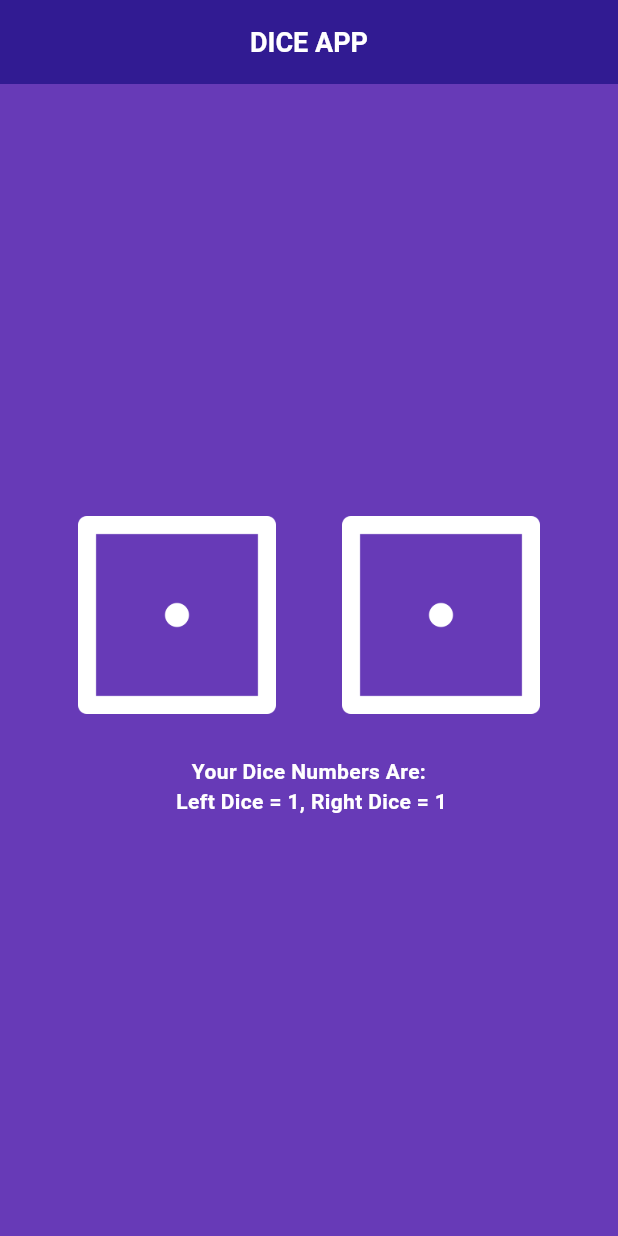
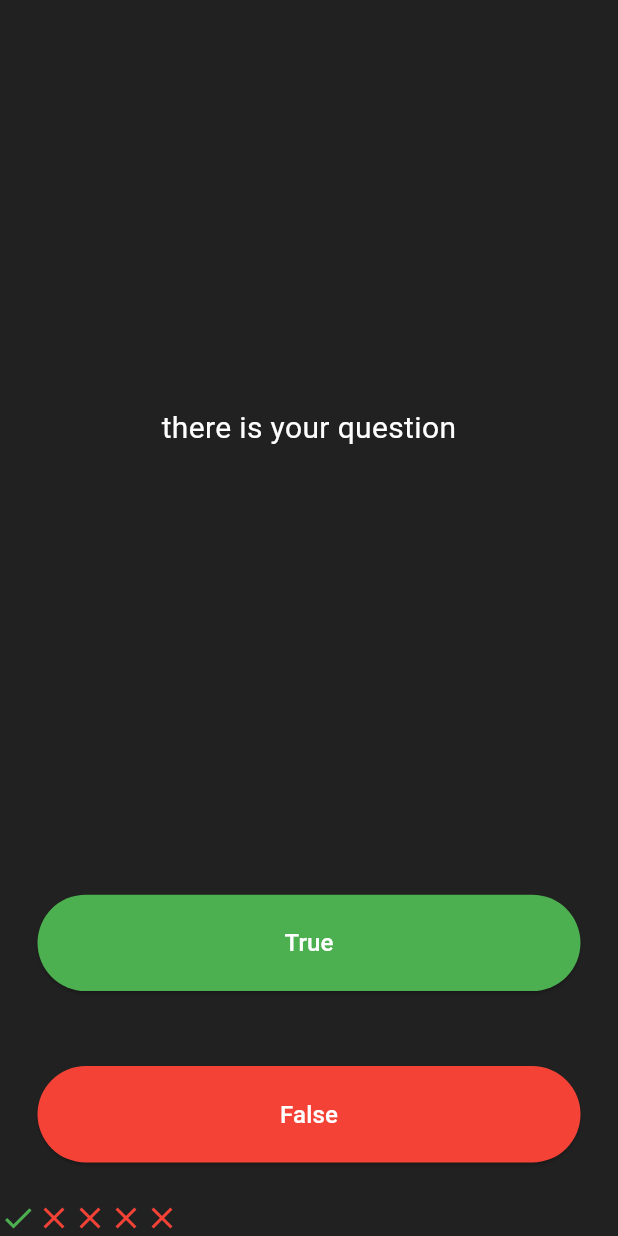
Before and after one commit to Meraj-Uddin-Malik/Flutter_Learning_Apps, a Flutter app: the screen it shows after launch, on a phone screen of 412 x 824 dp. Run offline on Flutter 3.47's test engine with Material 3 defaults, Android fonts, the phone set to English and light mode, and no system bars; our stand-ins replace audioplayers; Roboto replaces fonts that are missing (Sans Code Pro).

Commit message:
Updated Code

```diff
--- /dev/null
+++ b/lib/Quizzler App/quizzler_screen.dart
@@ -0,0 +1,78 @@
+import 'package:flutter/material.dart';
+
+class QuizzlerScreen extends StatefulWidget {
+  const QuizzlerScreen({super.key});
+
+  @override
+  State<QuizzlerScreen> createState() => _QuizzlerScreenState();
+}
+
+class _QuizzlerScreenState extends State<QuizzlerScreen> {
+
+  List <Icon> scoreKeeper = [
+    Icon(Icons.check, color: Colors.green,),
+    Icon(Icons.close, color: Colors.red,),
+    Icon(Icons.close, color: Colors.red,),
+    Icon(Icons.close, color: Colors.red,),
+    Icon(Icons.close, color: Colors.red,),
+  ];
+
+  @override
+  Widget build(BuildContext context) {
+    return Scaffold(
+      backgroundColor: Colors.grey.shade900,
+      body: SafeArea(
+          child: Column(
+            mainAxisAlignment: MainAxisAlignment.spaceBetween,
+        crossAxisAlignment: CrossAxisAlignment.stretch,
+        children: [
+          Expanded(
+              flex: 5,
+              child: Padding(
+                padding: const EdgeInsets.all(26.0),
+                child: Center(
+                  child: Text(
+                    "there is your question",
+                    textAlign: TextAlign.center,
+                    style: TextStyle(
+                      color: Colors.white,
+                      fontSize: 20.0
+                    ),
+                  ),
+                ),
+              )),
+          Expanded(
+              child: Padding(
+                padding: const EdgeInsets.all(25.0),
+                child: ElevatedButton(
+                    onPressed: () {},
+                    style: ElevatedButton.styleFrom(
+                      backgroundColor: Colors.green
+                    ),
+                    child: Text(
+                      "True", style: TextStyle(color: Colors.white, fontSize: 16),
+                    )),
+              )),
+          Expanded(
+              child: Padding(
+                padding: const EdgeInsets.all(25.0),
+                child: ElevatedButton(onPressed: () {
+                  setState(() {
+                    scoreKeeper.add(Icon(Icons.close, color: Colors.red,));
+                  });
+                },style: ElevatedButton.styleFrom(
+                  backgroundColor: Colors.red
+                ),
+                    child: Text("False",style: TextStyle(
+                      color: Colors.white,
+                      fontSize: 16
+                    ),)),
+              )),
+          Row(
+            children: scoreKeeper
+          ),
+        ],
+      )),
+    );
+  }
+}
--- a/lib/main.dart
+++ b/lib/main.dart
@@ -1,5 +1,5 @@
 import 'package:flutter/material.dart';
-import 'package:flutter_learning/Dice%20App/dice_app_screen.dart';
+import 'package:flutter_learning/Quizzler%20App/quizzler_screen.dart';
 
 void main() {
   runApp(const MyApp());
@@ -13,7 +13,7 @@ class MyApp extends StatelessWidget {
   Widget build(BuildContext context) {
     return MaterialApp(
      debugShowCheckedModeBanner: false ,
-      home: const DiceAppScreen(),
+      home: const QuizzlerScreen(),
     );
   }
 }
--- a/pubspec.yaml
+++ b/pubspec.yaml
@@ -13,6 +13,8 @@ dependencies:
     sdk: flutter
 
   cupertino_icons: ^1.0.8
+  english_words: ^4.0.0
+  audioplayers: ^6.1.2
 
 dev_dependencies:
   flutter_test:
@@ -25,8 +27,10 @@ flutter:
 
 
   uses-material-design: true
+
   assets:
     - images/
+    - assets/
 
   fonts:
     - family: Pacifico
```
Also changed, not shown: lib/MagicBalls/magicball_screen.dart (added, +45 -0 lines), lib/Xylophon App/xylophone_screen.dart (added, +199 -0 lines), lib/Dice App/dice_app_screen.dart (indentation only), pubspec.lock, 13 other files.
